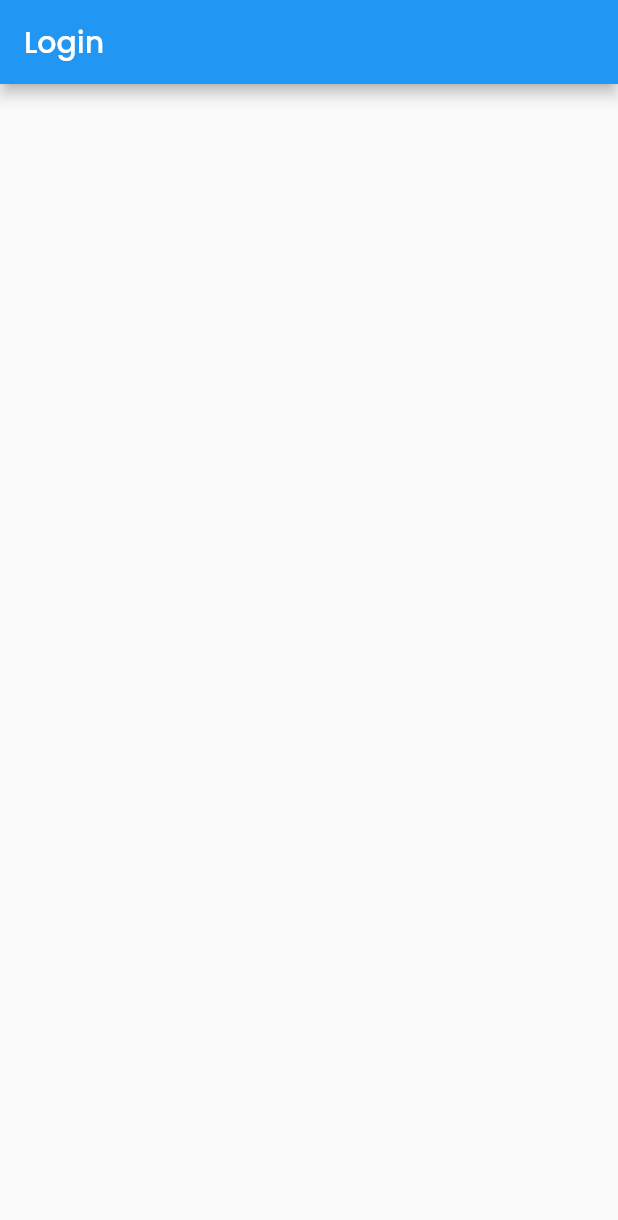
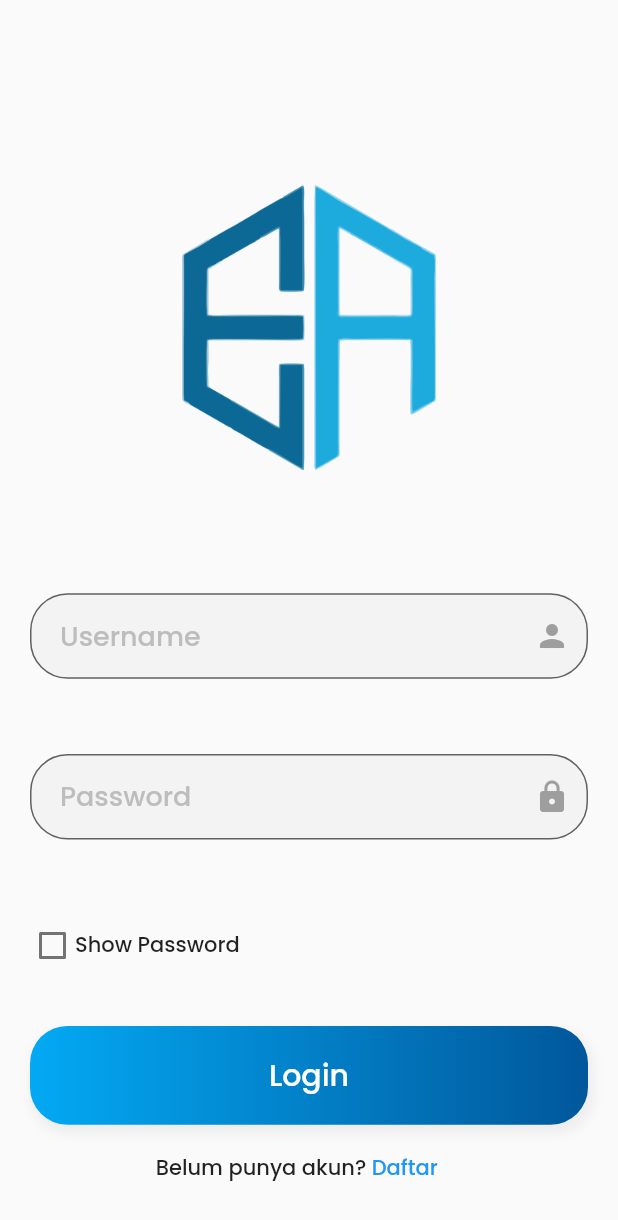
Before and after one commit to ridargustia/eduarsip, a Flutter app: the screen it shows after launch, on a phone screen of 412 x 824 dp. Shown: the top 1220 px of the screen. Run offline on Flutter 3.47's test engine with Material 2 defaults, Android fonts, the light colour scheme and no system bars.

Commit message:
Membuat halaman login

```diff
--- a/lib/screens/loginScreen.dart
+++ b/lib/screens/loginScreen.dart
@@ -1,15 +1,166 @@
+import 'package:eduarsip/widgets/loginScreen/loginButton.dart';
+
+import '../widgets/loginScreen/textFieldLogin.dart';
 import 'package:flutter/material.dart';
 
-class LoginScreen extends StatelessWidget {
+class LoginScreen extends StatefulWidget {
   // const LoginScreen({ Key? key }) : super(key: key);
   static const routeName = '/login_screen';
 
   @override
+  _LoginScreenState createState() => _LoginScreenState();
+}
+
+class _LoginScreenState extends State<LoginScreen> {
+  bool isChecked = false;
+
+  @override
   Widget build(BuildContext context) {
+    final mediaQueryHeight = MediaQuery.of(context).size.height;
+    final mediaQueryWidth = MediaQuery.of(context).size.width;
+
+    final bodyHeight = mediaQueryHeight - MediaQuery.of(context).padding.top;
+
     return Scaffold(
-      appBar: AppBar(
-        title: Text('Login'),
+        body: SingleChildScrollView(
+      child: Container(
+        height: bodyHeight,
+        child: Stack(
+          children: [
+            Container(
+              padding: EdgeInsets.symmetric(horizontal: 20),
+              child: Column(
+                crossAxisAlignment: CrossAxisAlignment.center,
+                mainAxisAlignment: MainAxisAlignment.center,
+                children: [
+                  SizedBox(
+                    height: bodyHeight * 0.15,
+                    // color: Colors.green.shade200,
+                  ),
+                  Column(
+                    crossAxisAlignment: CrossAxisAlignment.center,
+                    mainAxisAlignment: MainAxisAlignment.center,
+                    children: [
+                      Center(
+                        child: Container(
+                          // color: Colors.amber,
+                          width: mediaQueryWidth,
+                          height: bodyHeight * 0.23,
+                          // padding: EdgeInsets.symmetric(horizontal: 30),
+                          child: Image.asset(
+                            "assets/images/only_logo_eduarsip_transparant.png",
+                          ),
+                        ),
+                      )
+                    ],
+                  ),
+                  // Visibility(
+                  //   maintainSize: false,
+                  //   maintainAnimation: true,
+                  //   maintainState: true,
+                  //   visible: visible,
+                  //   child: Container(
+                  //     child: CircularProgressIndicator(),
+                  //   ),
+                  // ),
+                  SizedBox(
+                    height: bodyHeight * 0.1,
+                  ),
+                  Container(
+                    height: bodyHeight * 0.13,
+                    // color: Colors.blue.shade200,
+                    child: TextFieldLogin(
+                      //Text Field Username
+                      obscureStatus: false,
+                      icon: Icons.person,
+                      hintText: "Username",
+                    ),
+                  ),
+                  Container(
+                    height: bodyHeight * 0.12,
+                    // color: Colors.red.shade200,
+                    child: TextFieldLogin(
+                      //Text Field Password
+                      obscureStatus: true,
+                      icon: Icons.lock,
+                      hintText: "Password",
+                    ),
+                  ),
+                  // SizedBox(
+                  //   height: bodyHeight * 0.01,
+                  // ),
+                  Container(
+                    height: bodyHeight * 0.07,
+                    // color: Colors.green.shade200,
+                    child: Row(
+                      mainAxisAlignment: MainAxisAlignment.start,
+                      crossAxisAlignment: CrossAxisAlignment.center,
+                      children: [
+                        Container(
+                          // color: Colors.pink.shade200,
+                          width: 30,
+                          child: Checkbox(
+                            // fillColor:
+                            // MaterialStateProperty.all(Colors.black),
+                            value: isChecked,
+                            onChanged: (bool? value) {
+                              setState(() {
+                                isChecked = value!;
+                              });
+                            },
+                            checkColor: Colors.white,
+                          ),
+                        ),
+                        Text(
+                          "Show Password",
+                          textAlign: TextAlign.start,
+                        ),
+                      ],
+                    ),
+                  ),
+                  SizedBox(
+                    height: bodyHeight * 0.03,
+                  ),
+                  InkWell(
+                    child: LoginButton(bodyHeight: bodyHeight),
+                    // onTap: _cekLogin,
+                  ),
+                  Container(
+                    // color: Colors.amber.shade200,
+                    height: mediaQueryHeight * 0.07,
+                    child: Row(
+                      mainAxisAlignment: MainAxisAlignment.center,
+                      crossAxisAlignment: CrossAxisAlignment.center,
+                      children: [
+                        Text("Belum punya akun?"),
+                        TextButton(
+                          style: ButtonStyle(
+                            // backgroundColor: MaterialStateProperty.all(Colors.red.shade100),
+                            alignment: Alignment.centerLeft,
+                            padding: MaterialStateProperty.all(EdgeInsets.zero),
+                          ),
+                          onPressed: () {
+                            // Navigator.of(context)
+                            //     .pushReplacementNamed(RegisterPage.nameRoute);
+                          },
+                          child: Text(
+                            " Daftar",
+                            style: TextStyle(color: Colors.blue),
+                          ),
+                        )
+                      ],
+                    ),
+                  ),
+                  Expanded(
+                    flex: 3,
+                    child: SizedBox(),
+                  )
+                ],
+              ),
+            ),
+          ],
+        ),
       ),
-    );
+    ));
   }
 }
--- /dev/null
+++ b/lib/widgets/loginScreen/loginButton.dart
@@ -0,0 +1,43 @@
+import 'package:flutter/material.dart';
+
+class LoginButton extends StatelessWidget {
+  LoginButton({this.bodyHeight});
+
+  final double? bodyHeight;
+
+  @override
+  Widget build(BuildContext context) {
+    return Container(
+      height: bodyHeight! * 0.08,
+      width: MediaQuery.of(context).size.width,
+      padding: EdgeInsets.symmetric(vertical: 10),
+      alignment: Alignment.center,
+      decoration: BoxDecoration(
+        borderRadius: BorderRadius.all(Radius.circular(25)),
+        boxShadow: [
+          BoxShadow(
+            color: Colors.grey.shade200,
+            offset: Offset(2, 4),
+            blurRadius: 5,
+            spreadRadius: 2,
+          )
+        ],
+        gradient: LinearGradient(
+          begin: Alignment.centerLeft,
+          end: Alignment.centerRight,
+          colors: [
+            Color(0xff03a9f4),
+            Color(0xff01579b),
+          ],
+        ),
+      ),
+      child: Text(
+        'Login',
+        style: TextStyle(
+          fontSize: 20,
+          color: Colors.white,
+        ),
+      ),
+    );
+  }
+}
--- /dev/null
+++ b/lib/widgets/loginScreen/textFieldLogin.dart
@@ -0,0 +1,47 @@
+import 'package:flutter/material.dart';
+
+class TextFieldLogin extends StatelessWidget {
+  bool? obscureStatus;
+  IconData? icon = Icons.person;
+  String? hintText;
+  TextFieldLogin({
+    this.obscureStatus,
+    this.icon,
+    this.hintText,
+  });
+
+  @override
+  Widget build(BuildContext context) {
+    return Column(
+      crossAxisAlignment: CrossAxisAlignment.start,
+      children: [
+        TextField(
+          // controller: userNameController..text = 'admin', //Jika langsung terisi 'admin'
+          // controller: userNameController,//Berdasarkan inputan
+          style: TextStyle(fontSize: 18),
+          obscureText: obscureStatus!,
+          // cursorRadius: Radius.circular(50),
+          decoration: InputDecoration(
+            suffixIcon: Icon(
+              icon,
+              color: Colors.grey,
+            ),
+            contentPadding:
+                EdgeInsets.symmetric(horizontal: 20, vertical: 15.0),
+            hintText: hintText,
+            hintStyle: TextStyle(
+              color: Colors.grey.shade400,
+            ),
+            border: OutlineInputBorder(
+              borderRadius: BorderRadius.all(
+                Radius.circular(25),
+              ),
+            ),
+            fillColor: Color(0xfff3f3f4),
+            filled: true,
+          ),
+        )
+      ],
+    );
+  }
+}
```
